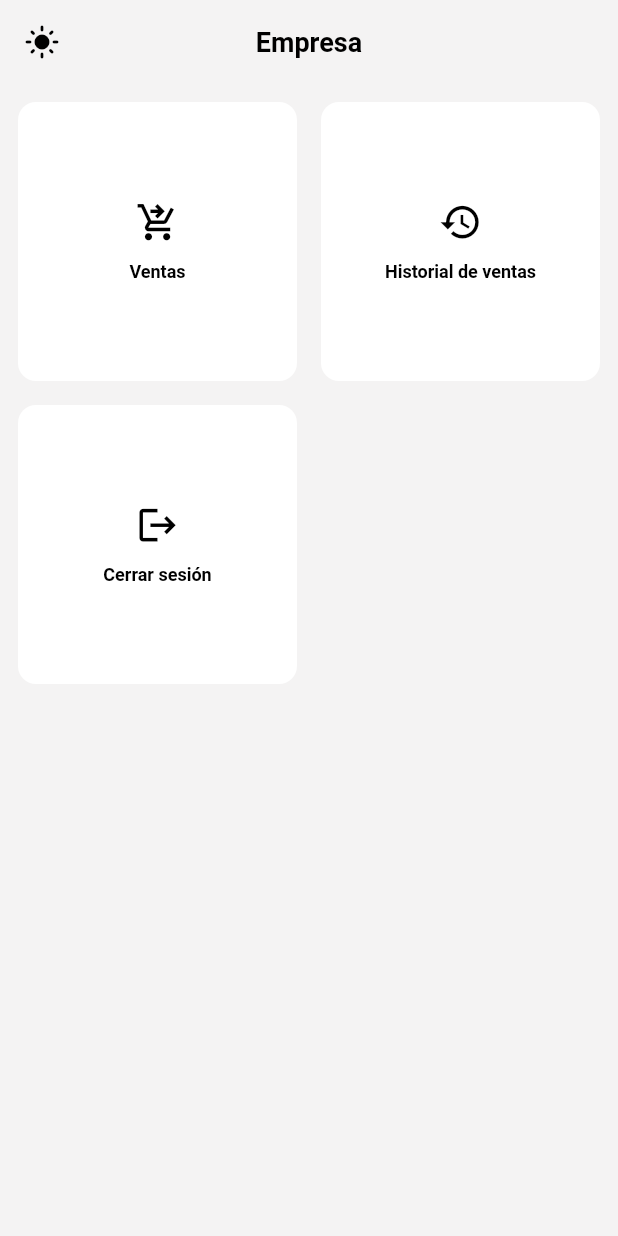
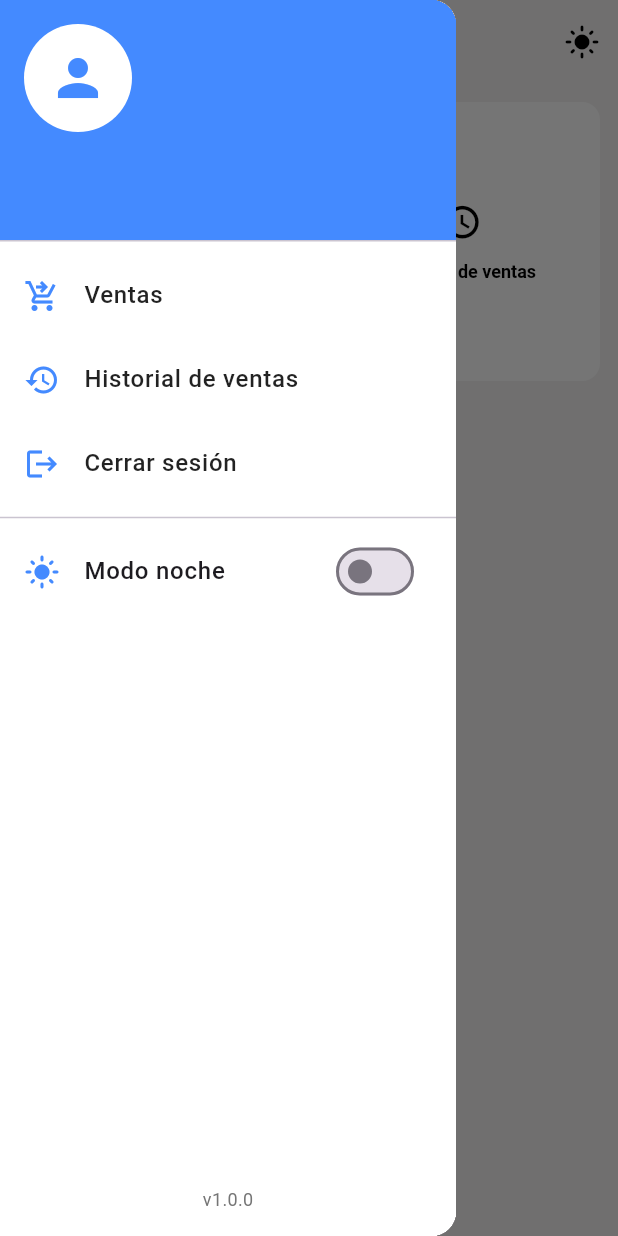
Before and after one commit to Reynel-12/proyecto_is, a Flutter app: the MyHomePage screen opened directly, with the side drawer open (before the commit the screen has no drawer), on a phone screen of 412 x 824 dp. Run offline on Flutter 3.47's test engine with Material 3 defaults, Android fonts, the phone set to English and light mode, and no system bars; our stand-ins replace awesome_dialog, awesome_snackbar_content, diacritic, flutter_speed_dial, logger, pdf and 6 more; missing offline and left inert: mobile_scanner, window_manager; accounts and stored records are empty.

Commit message:
Actualización

```diff
--- a/lib/view/adquisicionForm.dart
+++ b/lib/view/adquisicionForm.dart
@@ -616,7 +616,7 @@ class _AdquisicionFormState extends State<AdquisicionForm> {
         child: Column(
           children: [
             Text(
-              'Resumen de Adquisición',
+              'Resumen de adquisición',
               style: TextStyle(
                 fontSize: 18,
                 fontWeight: FontWeight.bold,
@@ -685,7 +685,7 @@ class _AdquisicionFormState extends State<AdquisicionForm> {
             ),
             icon: const Icon(Icons.add, color: Colors.white),
             label: const Text(
-              'Agregar Producto',
+              'Agregar producto',
               style: TextStyle(
                 color: Colors.white,
                 fontWeight: FontWeight.bold,
--- a/lib/view/caja_screen.dart
+++ b/lib/view/caja_screen.dart
@@ -1130,7 +1130,8 @@ class _CajaScreenState extends State<CajaScreen>
       animType: AnimType.scale,
       title: 'Atención',
       desc: '¿Está seguro que desea eliminar este movimiento?',
-      btnCancelText: 'Cancelar',
+      btnCancelText: 'No, cancelar',
+      btnOkText: 'Sí, eliminar',
       btnOkOnPress: () async {
         try {
           await _cajaRepository.eliminarMovimiento(id);
--- a/lib/view/perfilProductoView.dart
+++ b/lib/view/perfilProductoView.dart
@@ -400,8 +400,8 @@ class _PerfilProductoState extends State<PerfilProducto> {
                           title: 'Atención',
                           desc:
                               '¿Está seguro que desea eliminar este producto?',
-                          btnCancelText: 'Cancelar',
-                          btnOkText: 'Eliminar',
+                          btnCancelText: 'No, cancelar',
+                          btnOkText: 'Sí, eliminar',
                           btnOkOnPress: () {
                             _eliminarProducto();
                           },
--- a/lib/view/perfil_usuario.dart
+++ b/lib/view/perfil_usuario.dart
@@ -363,8 +363,8 @@ class _PerfilUsuarioState extends State<PerfilUsuario> {
       animType: AnimType.scale,
       title: 'Atención',
       desc: '¿Está seguro que desea eliminar este producto?',
-      btnCancelText: 'Cancelar',
-      btnOkText: 'Eliminar',
+      btnCancelText: 'No, cancelar',
+      btnOkText: 'Si, eliminar',
       btnOkOnPress: () {
         _eliminarUser();
       },
--- a/lib/view/principal.dart
+++ b/lib/view/principal.dart
@@ -31,6 +31,7 @@ class _MyHomePageState extends State<MyHomePage> {
   }
 
   String tipo = '';
+  String userFullname = '';
 
   void deletePreferences() async {
     final prefs = await SharedPreferences.getInstance();
@@ -44,8 +45,10 @@ class _MyHomePageState extends State<MyHomePage> {
   Future<void> obtenerTipo() async {
     final prefs = await SharedPreferences.getInstance();
     String? tipo = prefs.getString('tipo');
+    String? fullname = prefs.getString('user_fullname');
     setState(() {
       this.tipo = tipo ?? '';
+      userFullname = fullname ?? 'Usuario';
     });
   }
 
@@ -176,7 +179,8 @@ class _MyHomePageState extends State<MyHomePage> {
             ),
             centerTitle: true,
             backgroundColor: Colors.transparent, // Color de fondo de la barra
-            leading: AnimatedSwitcher(
+            actions: [
+              AnimatedSwitcher(
                 duration: const Duration(milliseconds: 500),
                 switchInCurve: Curves.easeIn,
                 switchOutCurve: Curves.easeOut,
@@ -202,10 +206,113 @@ class _MyHomePageState extends State<MyHomePage> {
                       listen: false,
                     ).cambiarTema();
                   },
-                splashRadius:
-                    25, // Ajusta el tamaño del efecto de onda al presionar
+                  splashRadius: 25,
                 ),
               ),
+            ],
+          ),
+        ),
+      ),
+      drawer: Drawer(
+        child: Container(
+          color: Provider.of<TemaProveedor>(context).esModoOscuro
+              ? Colors.black
+              : Colors.white,
+          child: Column(
+            children: [
+              UserAccountsDrawerHeader(
+                decoration: BoxDecoration(
+                  color: Provider.of<TemaProveedor>(context).esModoOscuro
+                      ? Colors.grey[900]
+                      : Colors.blueAccent,
+                ),
+                currentAccountPicture: CircleAvatar(
+                  backgroundColor: Colors.white,
+                  child: Icon(
+                    Icons.person,
+                    size: 40,
+                    color: Provider.of<TemaProveedor>(context).esModoOscuro
+                        ? Colors.black
+                        : Colors.blueAccent,
+                  ),
+                ),
+                accountName: Text(
+                  userFullname,
+                  style: const TextStyle(
+                    fontWeight: FontWeight.bold,
+                    fontSize: 18,
+                  ),
+                ),
+                accountEmail: Text(
+                  tipo,
+                  style: const TextStyle(
+                    fontSize: 14,
+                    fontStyle: FontStyle.italic,
+                  ),
+                ),
+              ),
+              Expanded(
+                child: ListView(
+                  padding: EdgeInsets.zero,
+                  children: [
+                    ...cards.map((card) {
+                      return ListTile(
+                        leading: Icon(
+                          card.icon,
+                          color:
+                              Provider.of<TemaProveedor>(context).esModoOscuro
+                              ? Colors.white
+                              : Colors.blueAccent,
+                        ),
+                        title: Text(
+                          card.title,
+                          style: TextStyle(
+                            color:
+                                Provider.of<TemaProveedor>(context).esModoOscuro
+                                ? Colors.white
+                                : Colors.black87,
+                            fontWeight: FontWeight.w500,
+                          ),
+                        ),
+                        onTap: () {
+                          Navigator.pop(context); // Close drawer
+                          card.onTap();
+                        },
+                      );
+                    }).toList(),
+                    const Divider(),
+                    SwitchListTile(
+                      title: const Text(
+                        'Modo noche',
+                        style: TextStyle(fontWeight: FontWeight.w500),
+                      ),
+                      secondary: Icon(
+                        Provider.of<TemaProveedor>(context).esModoOscuro
+                            ? Icons.dark_mode
+                            : Icons.light_mode,
+                        color: Provider.of<TemaProveedor>(context).esModoOscuro
+                            ? Colors.amber
+                            : Colors.blueAccent,
+                      ),
+                      value: Provider.of<TemaProveedor>(context).esModoOscuro,
+                      onChanged: (bool value) {
+                        Provider.of<TemaProveedor>(
+                          context,
+                          listen: false,
+                        ).cambiarTema();
+                      },
+                    ),
+                  ],
+                ),
+              ),
+              Padding(
+                padding: const EdgeInsets.all(16.0),
+                child: Text(
+                  'v1.0.0',
+                  style: TextStyle(color: Colors.grey[600], fontSize: 12),
+                ),
+              ),
+            ],
           ),
         ),
       ),
--- a/lib/view/proveedor_details.dart
+++ b/lib/view/proveedor_details.dart
@@ -108,6 +108,8 @@ class _ProveedorDetailsState extends State<ProveedorDetails> {
       title: 'Eliminar Proveedor',
       desc:
           '¿Está seguro que desea eliminar a ${_currentProveedor.nombre}? Esta acción no se puede deshacer.',
+      btnCancelText: 'No, cancelar',
+      btnOkText: 'Sí, eliminar',
       btnCancelOnPress: () {},
       btnOkOnPress: () async {
         try {
```
Also changed, not shown: lib/view/proveedorForm.dart (+7 -3 lines). Lines whose indentation alone changed are shown as unchanged.
